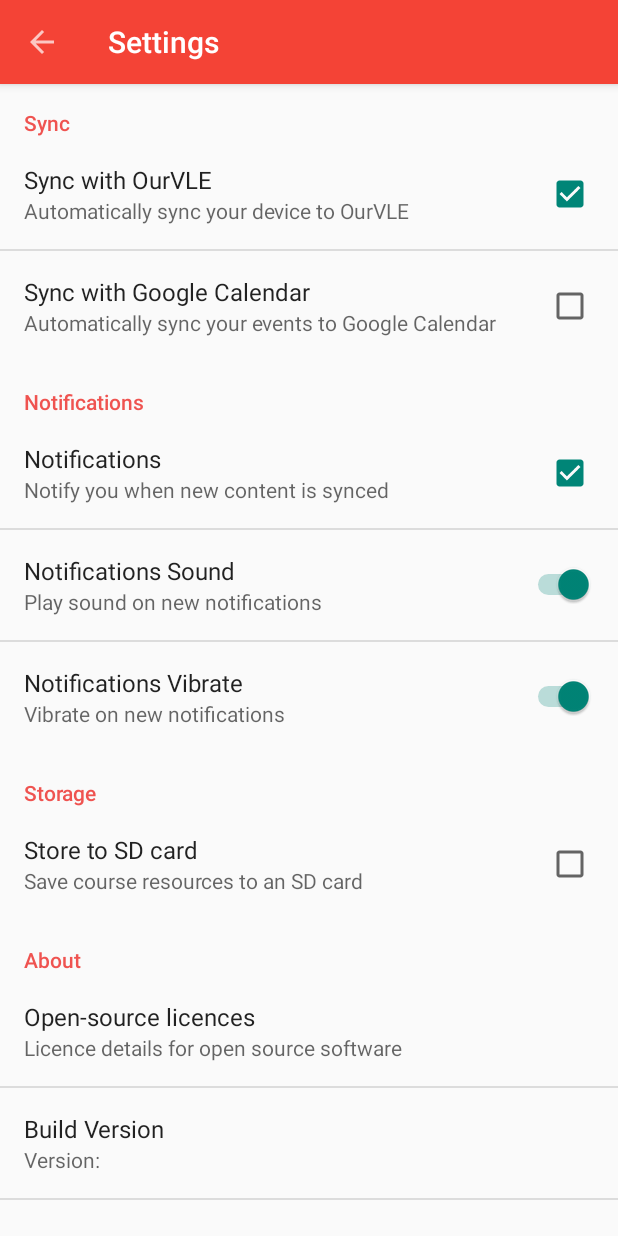
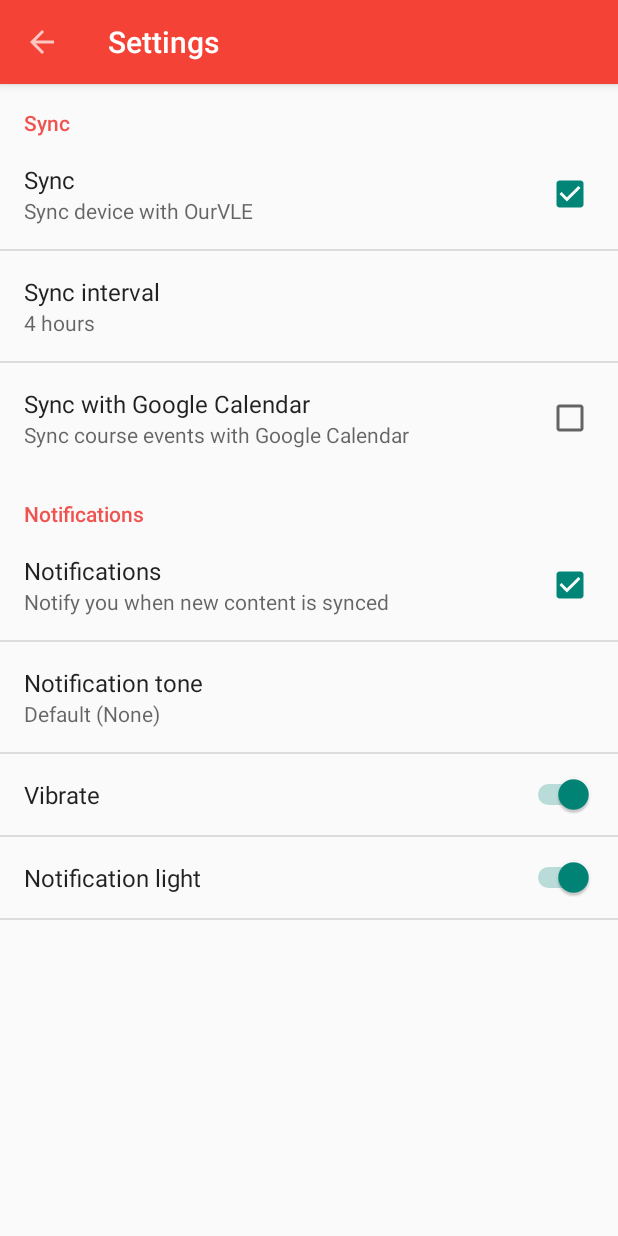
Before and after one commit to NingMoe/OurVLE, an Android app: the SettingsActivity screen opened directly, with no data from a screen before it, on a phone screen of 412 x 824 dp. Run offline under Robolectric (Android 15) with nearby library versions, the phone set to English and light mode, and no system bars.

Commit message:
Some work on the Settings screen.

```diff
--- a/app/src/main/java/com/stoneapp/ourvlemoodle2/activities/MainActivity.java
+++ b/app/src/main/java/com/stoneapp/ourvlemoodle2/activities/MainActivity.java
@@ -26,6 +26,7 @@ import com.stoneapp.ourvlemoodle2.fragments.NewsFragment;
 import com.stoneapp.ourvlemoodle2.tasks.LogoutTask;
 import com.stoneapp.ourvlemoodle2.R;
 import com.stoneapp.ourvlemoodle2.util.MoodleConstants;
+import com.stoneapp.ourvlemoodle2.util.SettingsUtils;
 
 import android.accounts.Account;
 import android.accounts.AccountManager;
@@ -55,7 +56,7 @@ public class MainActivity extends AppCompatActivity {
 
     public static final long SECONDS_PER_MINUTE = 60L;
     public static final long SYNC_INTERVAL_IN_MINUTES = 60L;
-    public static final long SYNC_INTERVAL = 4 * SYNC_INTERVAL_IN_MINUTES * SECONDS_PER_MINUTE;
+    public static long SYNC_INTERVAL = 4 * SYNC_INTERVAL_IN_MINUTES * SECONDS_PER_MINUTE;
 
     Account mAccount;
     ContentResolver mResolver;
@@ -85,6 +86,7 @@ public class MainActivity extends AppCompatActivity {
 
         mResolver = getContentResolver();
         ContentResolver.setSyncAutomatically(mAccount, AUTHORITY, true);
+        SYNC_INTERVAL *= SettingsUtils.getSyncInterval(this);
         ContentResolver.addPeriodicSync(mAccount, AUTHORITY, Bundle.EMPTY, SYNC_INTERVAL);
     }
 
--- a/app/src/main/java/com/stoneapp/ourvlemoodle2/activities/SettingsActivity.java
+++ b/app/src/main/java/com/stoneapp/ourvlemoodle2/activities/SettingsActivity.java
@@ -20,9 +20,13 @@
 package com.stoneapp.ourvlemoodle2.activities;
 
 import android.content.SharedPreferences;
+import android.media.Ringtone;
+import android.media.RingtoneManager;
+import android.net.Uri;
 import android.os.Bundle;
 import android.preference.Preference;
 import android.preference.PreferenceFragment;
+import android.provider.Settings;
 import android.support.v7.app.ActionBar;
 import android.support.v7.app.AppCompatActivity;
 import android.support.v7.widget.Toolbar;
@@ -71,9 +75,11 @@ public class SettingsActivity extends AppCompatActivity {
 
             SharedPreferences sp = getPreferenceScreen().getSharedPreferences();
 
-            Preference mPref = findPreference("build_version");
+            Preference mPref = findPreference("pref_notification_ringtone");
 
-            mPref.setSummary(sp.getString("build_version", "Version: " + BuildConfig.VERSION_NAME));
+            Uri ringtoneUri = Uri.parse(sp.getString("pref_notification_ringtone", Settings.System.DEFAULT_NOTIFICATION_URI.toString()));
+            Ringtone ringtone = RingtoneManager.getRingtone(getActivity(), ringtoneUri);
+            mPref.setSummary(ringtone.getTitle(getActivity()));
         }
     }
 }
--- a/app/src/main/java/com/stoneapp/ourvlemoodle2/util/SettingsUtils.java
+++ b/app/src/main/java/com/stoneapp/ourvlemoodle2/util/SettingsUtils.java
@@ -26,7 +26,7 @@ import android.preference.PreferenceManager;
 public class SettingsUtils {
     public static final String PREF_SYNC = "pref_sync";
     public static final String PREF_SYNC_CALENDAR = "pref_sync_calendar";
-    public static final String PREF_CUR_SYNC_INTERVAL = "pref_cur_sync_interval";
+    public static final String PREF_SYNC_INTERVAL = "pref_sync_interval";
     public static final String PREF_SHOW_NOTIFICATIONS = "pref_show_notifications";
     public static final String PREF_PLAY_NOTIFICATION_SOUNDS = "pref_play_notification_sound";
     public static final String PREF_NOTIFICATION_VIBRATE = "pref_notification_vibrate";
@@ -36,14 +36,9 @@ public class SettingsUtils {
         return sp.getBoolean(PREF_SYNC, false);
     }
 
-    public static long getCurSyncInterval(final Context context) {
+    public static long getSyncInterval(final Context context) {
         SharedPreferences sp = PreferenceManager.getDefaultSharedPreferences(context);
-        return sp.getLong(PREF_CUR_SYNC_INTERVAL, 0L);
-    }
-
-    public static void setCurSyncInterval(final Context context, long newValue) {
-        SharedPreferences sp = PreferenceManager.getDefaultSharedPreferences(context);
-        sp.edit().putLong(PREF_CUR_SYNC_INTERVAL, newValue).apply();
+        return Integer.parseInt(sp.getString(PREF_SYNC_INTERVAL, "4"));
     }
 
     public static boolean shouldSyncCalendar(final Context context) {
--- a/app/src/main/res/values/strings.xml
+++ b/app/src/main/res/values/strings.xml
@@ -66,4 +66,20 @@
     <string name="tab_title_news">News</string>
     <string name="label_desc">Description</string>
     <string name="label_email">Email</string>
+
+    <string-array name="pref_sync_frequency_entries">
+        <item>1 hour</item>
+        <item>2 hours</item>
+        <item>4 hours</item>
+        <item>12 hours</item>
+        <item>Daily</item>
+    </string-array>
+
+    <string-array name="pref_sync_frequency_values">
+        <item>1</item>
+        <item>2</item>
+        <item>4</item>
+        <item>12</item>
+        <item>24</item>
+    </string-array>
 </resources>
--- a/app/src/main/res/xml/preferences.xml
+++ b/app/src/main/res/xml/preferences.xml
@@ -18,20 +18,32 @@
     along with OurVLE.  If not, see <http://www.gnu.org/licenses/>.
     -->
 
-<PreferenceScreen xmlns:android="http://schemas.android.com/apk/res/android">
+<PreferenceScreen xmlns:android="http://schemas.android.com/apk/res/android"
+    xmlns:tools="http://schemas.android.com/tools">
 
     <PreferenceCategory android:title="Sync" >
 
         <CheckBoxPreference
             android:key="pref_sync"
-            android:title="Sync with OurVLE"
-            android:summary="Automatically sync your device to OurVLE"
+            android:title="Sync"
+            android:summary="Sync device with OurVLE"
             android:defaultValue="true" />
 
+        <ListPreference
+            android:dependency="pref_sync"
+            android:key="pref_sync_interval"
+            android:title="Sync interval"
+            android:dialogTitle="Sync interval"
+            android:entries="@array/pref_sync_frequency_entries"
+            android:entryValues="@array/pref_sync_frequency_values"
+            android:summary="%s"
+            android:defaultValue="4"/>
+
         <CheckBoxPreference
+            android:dependency="pref_sync"
             android:key="pref_sync_calendar"
             android:title="Sync with Google Calendar"
-            android:summary="Automatically sync your events to Google Calendar"
+            android:summary="Sync course events with Google Calendar"
             android:defaultValue="false" />
 
     </PreferenceCategory>
@@ -44,40 +56,53 @@
             android:summary="Notify you when new content is synced"
             android:defaultValue="true" />
 
+        <RingtonePreference
+            android:dependency="pref_show_notifications"
+            android:key="pref_notification_ringtone"
+            android:title="Notification tone"
+            android:ringtoneType="notification"
+            android:showDefault="true"
+            android:showSilent="true"
+            tools:summary="Default ringtone (Tethys)"
+            android:defaultValue="content://settings/system/notification_sound"/>
+
         <SwitchPreference
-            android:key="pref_play_notification_sound"
-            android:title="Notifications Sound"
-            android:summary="Play sound on new notifications"
+            android:dependency="pref_show_notifications"
+            android:key="pref_notification_vibrate"
+            android:title="Vibrate"
             android:defaultValue="true" />
 
         <SwitchPreference
+            android:dependency="pref_show_notifications"
             android:key="pref_notification_vibrate"
-            android:title="Notifications Vibrate"
-            android:summary="Vibrate on new notifications"
+            android:title="Notification light"
             android:defaultValue="true" />
 
     </PreferenceCategory>
 
-    <PreferenceCategory android:title="Storage" >
+    <!--<PreferenceCategory android:title="Storage" >-->
 
-        <CheckBoxPreference
-            android:key="pref_storage"
-            android:title="Store to SD card"
-            android:summary="Save course resources to an SD card"
-            android:defaultValue="false" />
+        <!--<CheckBoxPreference-->
+            <!--android:key="pref_storage"-->
+            <!--android:title="Store to SD card"-->
+            <!--android:summary="Save course resources to an SD card"-->
+            <!--android:defaultValue="false" />-->
 
-    </PreferenceCategory>
+    <!--</PreferenceCategory>-->
 
-    <PreferenceCategory android:title="About">
+    <!--<Preference-->
+    <!--android:title="Clear data" />-->
 
-        <Preference
-            android:title="Open-source licences"
-            android:summary="Licence details for open source software"/>
+    <!--<PreferenceCategory android:title="About">-->
 
-        <Preference
-            android:key="build_version"
-            android:title="Build Version" />
+        <!--&lt;!&ndash;<Preference&ndash;&gt;-->
+            <!--&lt;!&ndash;android:title="Open-source licences"&ndash;&gt;-->
+            <!--&lt;!&ndash;android:summary="Licence details for open source software"/>&ndash;&gt;-->
 
-    </PreferenceCategory>
+        <!--<Preference-->
+            <!--android:key="build_version"-->
+            <!--android:title="Build Version" />-->
+
+    <!--</PreferenceCategory>-->
 
 </PreferenceScreen>
```
